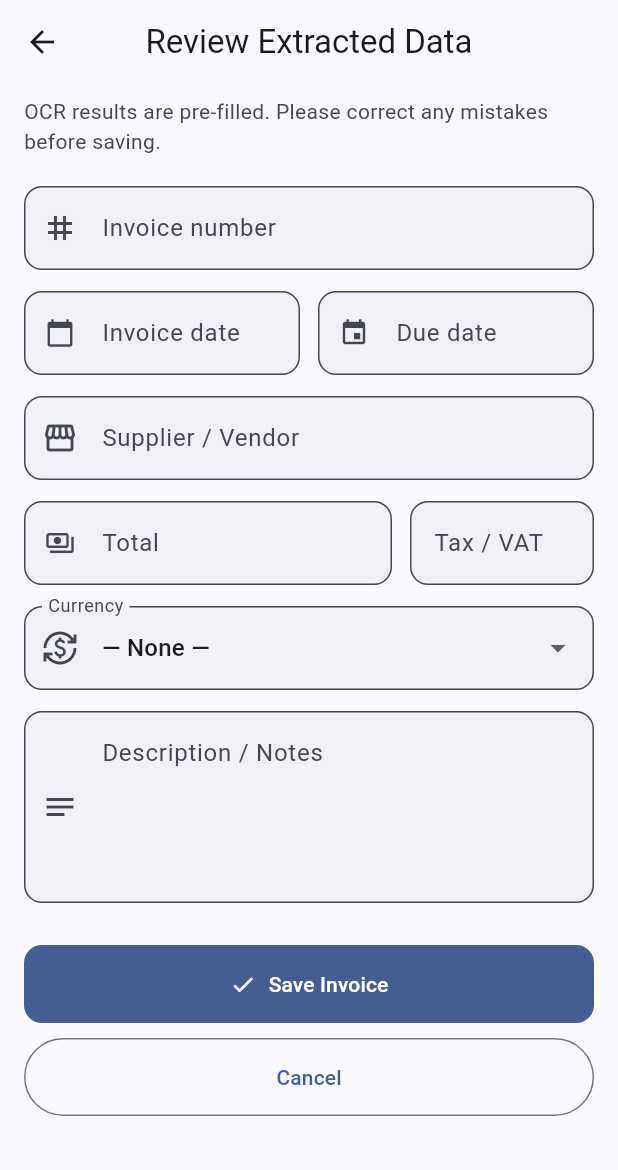
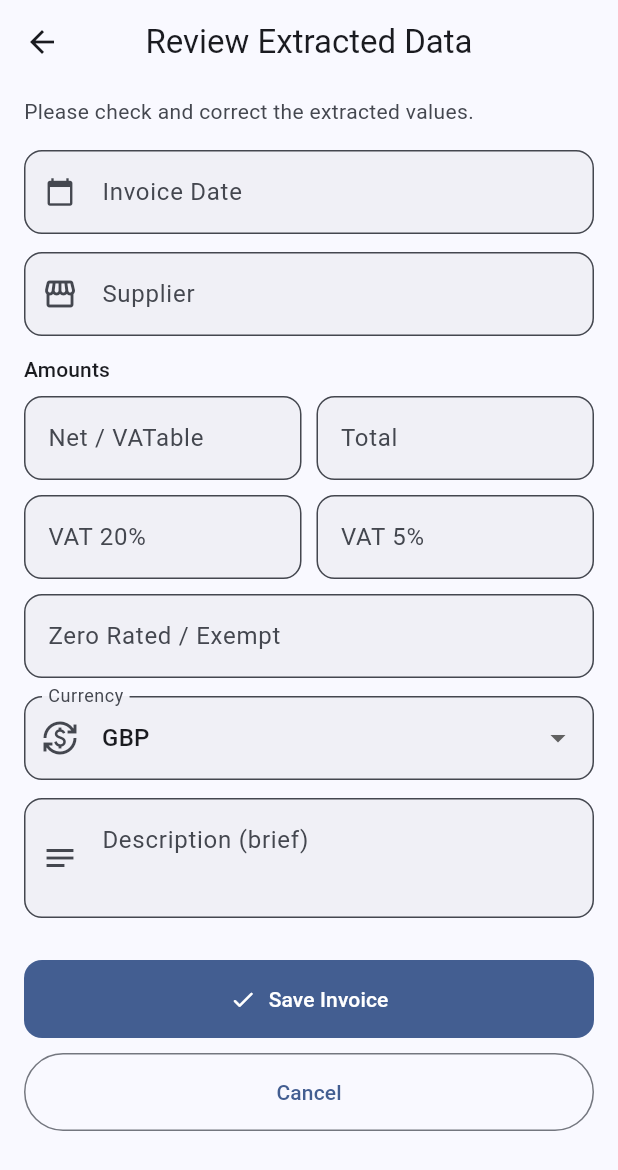
Before and after one commit to paulrich63-netizen/invoice---scanner, a Flutter app: the EditEntryScreen screen opened directly, on a phone screen of 412 x 824 dp. Shown: the top 1170 px of the screen. Run offline on Flutter 3.47's test engine with Material 3 defaults, Android fonts, the phone set to English and light mode, and no system bars; our stand-ins replace image_picker, permission_handler, share_plus, shared_preferences; missing offline and left inert: excel, google_mlkit_text_recognition; accounts and stored records are empty.

Commit message:
Add files via upload

```diff
--- a/lib/models/invoice_entry.dart
+++ b/lib/models/invoice_entry.dart
@@ -1,25 +1,27 @@
 class InvoiceEntry {
   final String id;
-  final String date;
-  final String dueDate;
-  final String invoiceNumber;
+  final String date;          // Invoice date only
   final String supplier;
+  final String net;           // Net / VATable amount
+  final String vat20;         // VAT at 20%
+  final String vat5;          // VAT at 5%
+  final String zeroRated;     // Zero-rated / exempt
   final String total;
-  final String tax;
   final String currency;
-  final String description;
+  final String description;   // Brief description
   final String createdAt;
-  final String imagePath; // absolute path to the saved invoice photo
+  final String imagePath;
 
   InvoiceEntry({
     required this.id,
     required this.date,
-    this.dueDate = '',
-    this.invoiceNumber = '',
     required this.supplier,
+    this.net = '',
+    this.vat20 = '',
+    this.vat5 = '',
+    this.zeroRated = '',
     required this.total,
-    this.tax = '',
-    this.currency = '',
+    this.currency = 'GBP',
     required this.description,
     required this.createdAt,
     this.imagePath = '',
@@ -28,11 +30,12 @@ class InvoiceEntry {
   Map<String, dynamic> toJson() => {
         'id': id,
         'date': date,
-        'dueDate': dueDate,
-        'invoiceNumber': invoiceNumber,
         'supplier': supplier,
+        'net': net,
+        'vat20': vat20,
+        'vat5': vat5,
+        'zeroRated': zeroRated,
         'total': total,
-        'tax': tax,
         'currency': currency,
         'description': description,
         'createdAt': createdAt,
@@ -42,12 +45,13 @@ class InvoiceEntry {
   factory InvoiceEntry.fromJson(Map<String, dynamic> json) => InvoiceEntry(
         id: json['id'] as String,
         date: json['date'] as String? ?? '',
-        dueDate: json['dueDate'] as String? ?? '',
-        invoiceNumber: json['invoiceNumber'] as String? ?? '',
         supplier: json['supplier'] as String? ?? '',
+        net: json['net'] as String? ?? '',
+        vat20: json['vat20'] as String? ?? '',
+        vat5: json['vat5'] as String? ?? '',
+        zeroRated: json['zeroRated'] as String? ?? '',
         total: json['total'] as String? ?? '',
-        tax: json['tax'] as String? ?? '',
-        currency: json['currency'] as String? ?? '',
+        currency: json['currency'] as String? ?? 'GBP',
         description: json['description'] as String? ?? '',
         createdAt: json['createdAt'] as String? ?? '',
         imagePath: json['imagePath'] as String? ?? '',
@@ -55,11 +59,12 @@ class InvoiceEntry {
 
   InvoiceEntry copyWith({
     String? date,
-    String? dueDate,
-    String? invoiceNumber,
     String? supplier,
+    String? net,
+    String? vat20,
+    String? vat5,
+    String? zeroRated,
     String? total,
-    String? tax,
     String? currency,
     String? description,
     String? imagePath,
@@ -67,11 +72,12 @@ class InvoiceEntry {
     return InvoiceEntry(
       id: id,
       date: date ?? this.date,
-      dueDate: dueDate ?? this.dueDate,
-      invoiceNumber: invoiceNumber ?? this.invoiceNumber,
       supplier: supplier ?? this.supplier,
+      net: net ?? this.net,
+      vat20: vat20 ?? this.vat20,
+      vat5: vat5 ?? this.vat5,
+      zeroRated: zeroRated ?? this.zeroRated,
       total: total ?? this.total,
-      tax: tax ?? this.tax,
       currency: currency ?? this.currency,
       description: description ?? this.description,
       createdAt: createdAt,
@@ -79,11 +85,15 @@ class InvoiceEntry {
     );
   }
 
+  bool get hasImage => imagePath.isNotEmpty;
+
   String get displayTotal {
     if (total.isEmpty) return '—';
-    final c = currency.isNotEmpty ? ' $currency' : '';
-    return '$total$c';
+    return currency.isNotEmpty ? '$total $currency' : total;
   }
 
-  bool get hasImage => imagePath.isNotEmpty;
+  String get displayNet {
+    if (net.isEmpty) return '—';
+    return currency.isNotEmpty ? '$net $currency' : net;
+  }
 }
--- a/lib/screens/edit_entry_screen.dart
+++ b/lib/screens/edit_entry_screen.dart
@@ -5,11 +5,12 @@ import '../models/invoice_entry.dart';
 class EditEntryScreen extends StatefulWidget {
   final InvoiceEntry? existing;
   final String? initialDate;
-  final String? initialDueDate;
-  final String? initialInvoiceNumber;
   final String? initialSupplier;
+  final String? initialNet;
+  final String? initialVat20;
+  final String? initialVat5;
+  final String? initialZeroRated;
   final String? initialTotal;
-  final String? initialTax;
   final String? initialCurrency;
   final String? initialDescription;
   final String? initialImagePath;
@@ -20,11 +21,12 @@ class EditEntryScreen extends StatefulWidget {
     super.key,
     this.existing,
     this.initialDate,
-    this.initialDueDate,
-    this.initialInvoiceNumber,
     this.initialSupplier,
+    this.initialNet,
+    this.initialVat20,
+    this.initialVat5,
+    this.initialZeroRated,
     this.initialTotal,
-    this.initialTax,
     this.initialCurrency,
     this.initialDescription,
     this.initialImagePath,
@@ -38,29 +40,31 @@ class EditEntryScreen extends StatefulWidget {
 
 class _EditEntryScreenState extends State<EditEntryScreen> {
   late final TextEditingController _dateCtrl;
-  late final TextEditingController _dueDateCtrl;
-  late final TextEditingController _invNumCtrl;
   late final TextEditingController _supplierCtrl;
+  late final TextEditingController _netCtrl;
+  late final TextEditingController _vat20Ctrl;
+  late final TextEditingController _vat5Ctrl;
+  late final TextEditingController _zeroCtrl;
   late final TextEditingController _totalCtrl;
-  late final TextEditingController _taxCtrl;
   late final TextEditingController _currencyCtrl;
   late final TextEditingController _descCtrl;
   bool _showRaw = false;
   late final String _imagePath;
 
-  static const _currencies = ['', 'EUR', 'USD', 'GBP', 'CHF', 'AUD', 'CAD', 'JPY'];
+  static const _currencies = ['GBP', 'EUR', 'USD', 'CHF', 'AUD', 'CAD'];
 
   @override
   void initState() {
     super.initState();
     final e = widget.existing;
     _dateCtrl = TextEditingController(text: e?.date ?? widget.initialDate ?? '');
-    _dueDateCtrl = TextEditingController(text: e?.dueDate ?? widget.initialDueDate ?? '');
-    _invNumCtrl = TextEditingController(text: e?.invoiceNumber ?? widget.initialInvoiceNumber ?? '');
     _supplierCtrl = TextEditingController(text: e?.supplier ?? widget.initialSupplier ?? '');
+    _netCtrl = TextEditingController(text: e?.net ?? widget.initialNet ?? '');
+    _vat20Ctrl = TextEditingController(text: e?.vat20 ?? widget.initialVat20 ?? '');
+    _vat5Ctrl = TextEditingController(text: e?.vat5 ?? widget.initialVat5 ?? '');
+    _zeroCtrl = TextEditingController(text: e?.zeroRated ?? widget.initialZeroRated ?? '');
     _totalCtrl = TextEditingController(text: e?.total ?? widget.initialTotal ?? '');
-    _taxCtrl = TextEditingController(text: e?.tax ?? widget.initialTax ?? '');
-    _currencyCtrl = TextEditingController(text: e?.currency ?? widget.initialCurrency ?? '');
+    _currencyCtrl = TextEditingController(text: e?.currency ?? widget.initialCurrency ?? 'GBP');
     _descCtrl = TextEditingController(text: e?.description ?? widget.initialDescription ?? '');
     _imagePath = e?.imagePath ?? widget.initialImagePath ?? '';
   }
@@ -68,11 +72,12 @@ class _EditEntryScreenState extends State<EditEntryScreen> {
   @override
   void dispose() {
     _dateCtrl.dispose();
-    _dueDateCtrl.dispose();
-    _invNumCtrl.dispose();
     _supplierCtrl.dispose();
+    _netCtrl.dispose();
+    _vat20Ctrl.dispose();
+    _vat5Ctrl.dispose();
+    _zeroCtrl.dispose();
     _totalCtrl.dispose();
-    _taxCtrl.dispose();
     _currencyCtrl.dispose();
     _descCtrl.dispose();
     super.dispose();
@@ -83,11 +88,12 @@ class _EditEntryScreenState extends State<EditEntryScreen> {
     final entry = InvoiceEntry(
       id: widget.existing?.id ?? widget.forcedId ?? DateTime.now().millisecondsSinceEpoch.toString(),
       date: _dateCtrl.text.trim(),
-      dueDate: _dueDateCtrl.text.trim(),
-      invoiceNumber: _invNumCtrl.text.trim(),
       supplier: _supplierCtrl.text.trim(),
+      net: _netCtrl.text.trim(),
+      vat20: _vat20Ctrl.text.trim(),
+      vat5: _vat5Ctrl.text.trim(),
+      zeroRated: _zeroCtrl.text.trim(),
       total: _totalCtrl.text.trim(),
-      tax: _taxCtrl.text.trim(),
       currency: _currencyCtrl.text.trim().toUpperCase(),
       description: _descCtrl.text.trim(),
       createdAt: widget.existing?.createdAt ?? now,
@@ -138,7 +144,6 @@ class _EditEntryScreenState extends State<EditEntryScreen> {
       body: ListView(
         padding: const EdgeInsets.fromLTRB(16, 8, 16, 32),
         children: [
-          // Attached photo
           if (hasImg) ...[
             GestureDetector(
               onTap: _openFullImage,
@@ -190,85 +195,56 @@ class _EditEntryScreenState extends State<EditEntryScreen> {
           Text(
             isEdit
                 ? 'Edit the fields below and save.'
-                : 'OCR results are pre-filled. Please correct any mistakes before saving.',
+                : 'Please check and correct the extracted values.',
             style: TextStyle(color: cs.onSurfaceVariant),
           ),
-          const SizedBox(height: 20),
+          const SizedBox(height: 16),
 
           TextField(
-            controller: _invNumCtrl,
+            controller: _dateCtrl,
             decoration: const InputDecoration(
-              labelText: 'Invoice number',
-              hintText: 'e.g. INV-2024-001',
-              prefixIcon: Icon(Icons.tag),
+              labelText: 'Invoice Date',
+              hintText: 'DD/MM/YYYY',
+              prefixIcon: Icon(Icons.calendar_today, size: 20),
             ),
             textInputAction: TextInputAction.next,
-            textCapitalization: TextCapitalization.characters,
           ),
-          const SizedBox(height: 14),
+          const SizedBox(height: 12),
+
+          TextField(
+            controller: _supplierCtrl,
+            decoration: const InputDecoration(
+              labelText: 'Supplier',
+              prefixIcon: Icon(Icons.storefront_outlined),
+            ),
+            textInputAction: TextInputAction.next,
+            textCapitalization: TextCapitalization.words,
+          ),
+          const SizedBox(height: 12),
+
+          // Amounts section
+          Text('Amounts', style: Theme.of(context).textTheme.titleSmall),
+          const SizedBox(height: 8),
 
           Row(
             children: [
               Expanded(
                 child: TextField(
-                  controller: _dateCtrl,
+                  controller: _netCtrl,
                   decoration: const InputDecoration(
-                    labelText: 'Invoice date',
-                    hintText: 'YYYY-MM-DD',
-                    prefixIcon: Icon(Icons.calendar_today, size: 20),
-                  ),
-                  textInputAction: TextInputAction.next,
-                ),
-              ),
-              const SizedBox(width: 12),
-              Expanded(
-                child: TextField(
-                  controller: _dueDateCtrl,
-                  decoration: const InputDecoration(
-                    labelText: 'Due date',
-                    hintText: 'optional',
-                    prefixIcon: Icon(Icons.event, size: 20),
-                  ),
-                  textInputAction: TextInputAction.next,
-                ),
-              ),
-            ],
-          ),
-          const SizedBox(height: 14),
-
-          TextField(
-            controller: _supplierCtrl,
-            decoration: const InputDecoration(
-              labelText: 'Supplier / Vendor',
-              hintText: 'Company name',
-              prefixIcon: Icon(Icons.storefront_outlined),
-            ),
-            textInputAction: TextInputAction.next,
-            textCapitalization: TextCapitalization.words,
-          ),
-          const SizedBox(height: 14),
-
-          Row(
-            children: [
-              Expanded(
-                flex: 2,
-                child: TextField(
-                  controller: _totalCtrl,
-                  decoration: const InputDecoration(
-                    labelText: 'Total',
-                    hintText: '123.45',
-                    prefixIcon: Icon(Icons.payments_outlined, size: 20),
+                    labelText: 'Net / VATable',
+                    hintText: '0.00',
                   ),
                   keyboardType: const TextInputType.numberWithOptions(decimal: true),
                   textInputAction: TextInputAction.next,
                 ),
               ),
-              const SizedBox(width: 12),
+              const SizedBox(width: 10),
               Expanded(
                 child: TextField(
-                  controller: _taxCtrl,
+                  controller: _totalCtrl,
                   decoration: const InputDecoration(
-                    labelText: 'Tax / VAT',
+                    labelText: 'Total',
                     hintText: '0.00',
                   ),
                   keyboardType: const TextInputType.numberWithOptions(decimal: true),
@@ -277,35 +253,72 @@ class _EditEntryScreenState extends State<EditEntryScreen> {
               ),
             ],
           ),
-          const SizedBox(height: 14),
+          const SizedBox(height: 10),
+
+          Row(
+            children: [
+              Expanded(
+                child: TextField(
+                  controller: _vat20Ctrl,
+                  decoration: const InputDecoration(
+                    labelText: 'VAT 20%',
+                    hintText: '0.00',
+                  ),
+                  keyboardType: const TextInputType.numberWithOptions(decimal: true),
+                  textInputAction: TextInputAction.next,
+                ),
+              ),
+              const SizedBox(width: 10),
+              Expanded(
+                child: TextField(
+                  controller: _vat5Ctrl,
+                  decoration: const InputDecoration(
+                    labelText: 'VAT 5%',
+                    hintText: '0.00',
+                  ),
+                  keyboardType: const TextInputType.numberWithOptions(decimal: true),
+                  textInputAction: TextInputAction.next,
+                ),
+              ),
+            ],
+          ),
+          const SizedBox(height: 10),
+
+          TextField(
+            controller: _zeroCtrl,
+            decoration: const InputDecoration(
+              labelText: 'Zero Rated / Exempt',
+              hintText: '0.00',
+            ),
+            keyboardType: const TextInputType.numberWithOptions(decimal: true),
+            textInputAction: TextInputAction.next,
+          ),
+          const SizedBox(height: 12),
 
           DropdownButtonFormField<String>(
-            value: _currencies.contains(_currencyCtrl.text) ? _currencyCtrl.text : '',
+            value: _currencies.contains(_currencyCtrl.text) ? _currencyCtrl.text : 'GBP',
             decoration: const InputDecoration(
               labelText: 'Currency',
               prefixIcon: Icon(Icons.currency_exchange),
             ),
             items: _currencies
-                .map((c) => DropdownMenuItem(
-                      value: c,
-                      child: Text(c.isEmpty ? '— None —' : c),
-                    ))
+                .map((c) => DropdownMenuItem(value: c, child: Text(c)))
                 .toList(),
             onChanged: (v) {
               if (v != null) setState(() => _currencyCtrl.text = v);
             },
           ),
-          const SizedBox(height: 14),
+          const SizedBox(height: 12),
 
           TextField(
             controller: _descCtrl,
             decoration: const InputDecoration(
-              labelText: 'Description / Notes',
-              hintText: 'What the invoice is for',
+              labelText: 'Description (brief)',
+              hintText: 'Short description of work / goods',
               prefixIcon: Icon(Icons.notes),
               alignLabelWithHint: true,
             ),
-            maxLines: 4,
+            maxLines: 2,
             textInputAction: TextInputAction.done,
           ),
           const SizedBox(height: 28),
--- a/lib/services/csv_service.dart
+++ b/lib/services/csv_service.dart
@@ -11,21 +11,21 @@ class CsvService {
     final file = File(p.join(dir.path, 'invoices_$timestamp.csv'));
 
     final buffer = StringBuffer();
+    // Clean columns as requested
     buffer.writeln(
-        'Date,DueDate,InvoiceNumber,Supplier,Total,Tax,Currency,Description,CreatedAt,HasImage');
+        'Date,Supplier,Net,VAT20,VAT5,ZeroRated,Total,Currency,Description');
 
     for (final e in entries) {
       buffer.writeln(
         '"${_escape(e.date)}",'
-        '"${_escape(e.dueDate)}",'
-        '"${_escape(e.invoiceNumber)}",'
         '"${_escape(e.supplier)}",'
+        '"${_escape(e.net)}",'
+        '"${_escape(e.vat20)}",'
+        '"${_escape(e.vat5)}",'
+        '"${_escape(e.zeroRated)}",'
         '"${_escape(e.total)}",'
-        '"${_escape(e.tax)}",'
         '"${_escape(e.currency)}",'
-        '"${_escape(e.description)}",'
-        '"${_escape(e.createdAt)}",'
-        '"${e.hasImage ? 'Yes' : 'No'}"',
+        '"${_escape(e.description)}"',
       );
     }
 
--- a/lib/services/excel_service.dart
+++ b/lib/services/excel_service.dart
@@ -7,48 +7,40 @@ import '../models/invoice_entry.dart';
 class ExcelService {
   Future<File> exportToExcel(List<InvoiceEntry> entries) async {
     final excel = Excel.createExcel();
-    // Rename the default sheet
     excel.rename('Sheet1', 'Invoices');
     final sheet = excel['Invoices'];
 
-    // Header row
     final headers = [
       'Date',
-      'Due Date',
-      'Invoice Number',
       'Supplier',
+      'Net',
+      'VAT 20%',
+      'VAT 5%',
+      'Zero Rated',
       'Total',
-      'Tax / VAT',
       'Currency',
       'Description',
-      'Created At',
-      'Has Image',
     ];
 
     for (var col = 0; col < headers.length; col++) {
       final cell = sheet.cell(CellIndex.indexByColumnRow(columnIndex: col, rowIndex: 0));
       cell.value = TextCellValue(headers[col]);
-      cell.cellStyle = CellStyle(
-        bold: true,
-        horizontalAlign: HorizontalAlign.Center,
-      );
+      cell.cellStyle = CellStyle(bold: true, horizontalAlign: HorizontalAlign.Center);
     }
 
-    // Data rows
     for (var i = 0; i < entries.length; i++) {
       final e = entries[i];
       final row = i + 1;
       final values = [
         e.date,
-        e.dueDate,
-        e.invoiceNumber,
         e.supplier,
+        e.net,
+        e.vat20,
+        e.vat5,
+        e.zeroRated,
         e.total,
-        e.tax,
         e.currency,
         e.description,
-        e.createdAt,
-        e.hasImage ? 'Yes' : 'No',
       ];
       for (var col = 0; col < values.length; col++) {
         sheet
@@ -57,17 +49,16 @@ class ExcelService {
       }
     }
 
-    // Auto-size-ish column widths (approximate)
-    sheet.setColumnWidth(0, 14);
-    sheet.setColumnWidth(1, 14);
-    sheet.setColumnWidth(2, 18);
-    sheet.setColumnWidth(3, 28);
+    // Approximate column widths
+    sheet.setColumnWidth(0, 12);
+    sheet.setColumnWidth(1, 28);
+    sheet.setColumnWidth(2, 12);
+    sheet.setColumnWidth(3, 12);
     sheet.setColumnWidth(4, 12);
     sheet.setColumnWidth(5, 12);
-    sheet.setColumnWidth(6, 10);
-    sheet.setColumnWidth(7, 40);
-    sheet.setColumnWidth(8, 22);
-    sheet.setColumnWidth(9, 12);
+    sheet.setColumnWidth(6, 12);
+    sheet.setColumnWidth(7, 10);
+    sheet.setColumnWidth(8, 40);
 
     final dir = await getApplicationDocumentsDirectory();
     final timestamp =
```
Also changed, not shown: lib/screens/home_screen.dart (+99 -50 lines), lib/services/ocr_service.dart (+121 -116 lines).
